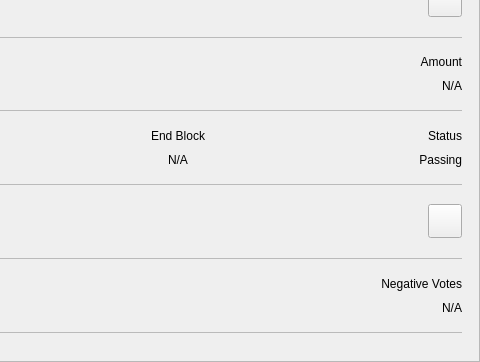
Qt form src/qt/pivx/forms/proposalinfodialog.ui (SOLARI-Project/SOLARI) before a commit; both pictures show x 124 to 604 and y 181 to 543 of the 604 by 543 pixel window.
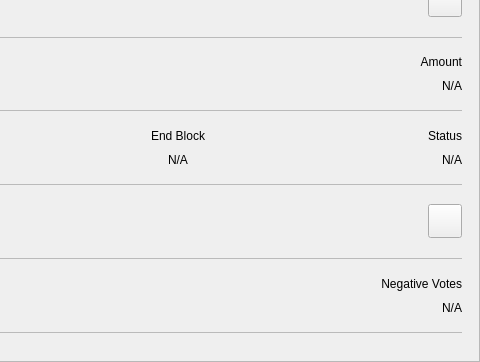
The same form after that commit.

The edit to the form file:
```diff
--- a/src/qt/pivx/forms/proposalinfodialog.ui
+++ b/src/qt/pivx/forms/proposalinfodialog.ui
@@ -513,7 +513,7 @@
                    <item row="1" column="3">
                     <widget class="QLabel" name="textStatus">
                      <property name="text">
-                      <string notr="true">Passing</string>
+                      <string notr="true">N/A</string>
                      </property>
                      <property name="alignment">
                       <set>Qt::AlignRight|Qt::AlignTrailing|Qt::AlignVCenter</set>
```
Left out of the diff: 2 changed lines with no effect on the pictures.
